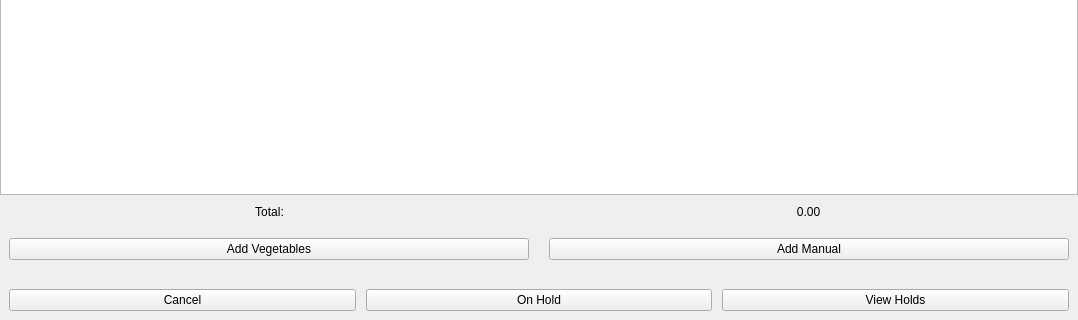
The window that Project/ui/sales_frame.ui (Selvam-T/POS) describes before a commit, drawn with Qt 5; both pictures show x 0 to 1078 and y 425 to 745 of the 1078 by 745 pixel window.
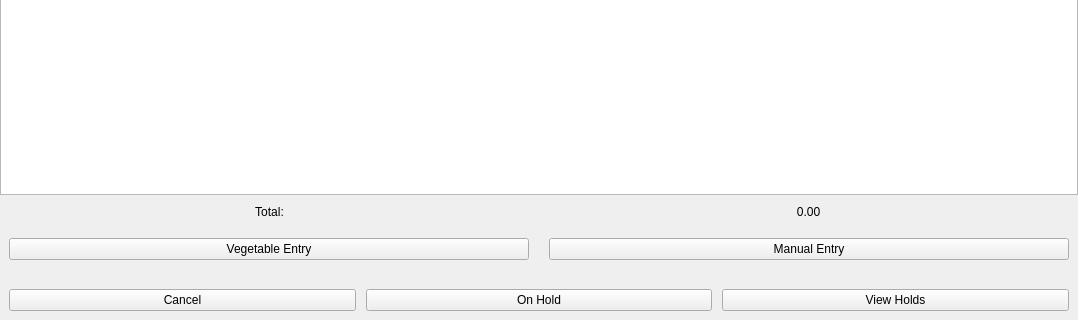
The same window after the commit.

Patch:
```diff
--- a/Project/ui/sales_frame.ui
+++ b/Project/ui/sales_frame.ui
@@ -138,14 +138,14 @@
         <item>
          <widget class="QPushButton" name="vegBtn">
           <property name="text">
-            <string>Add Vegetables</string>
+            <string>Vegetable Entry</string>
           </property>
          </widget>
         </item>
         <item>
          <widget class="QPushButton" name="manualBtn">
           <property name="text">
-            <string>Add Manual</string>
+            <string>Manual Entry</string>
           </property>
          </widget>
         </item>
```
